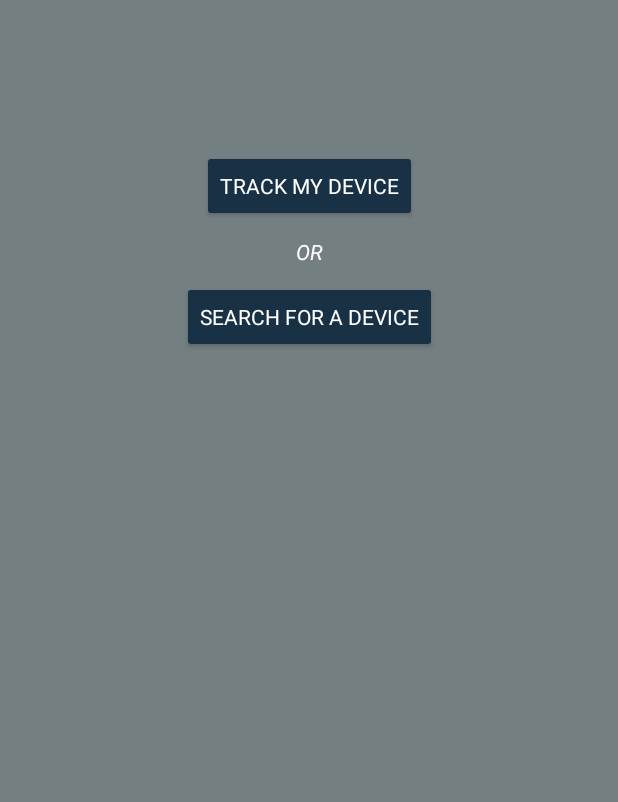
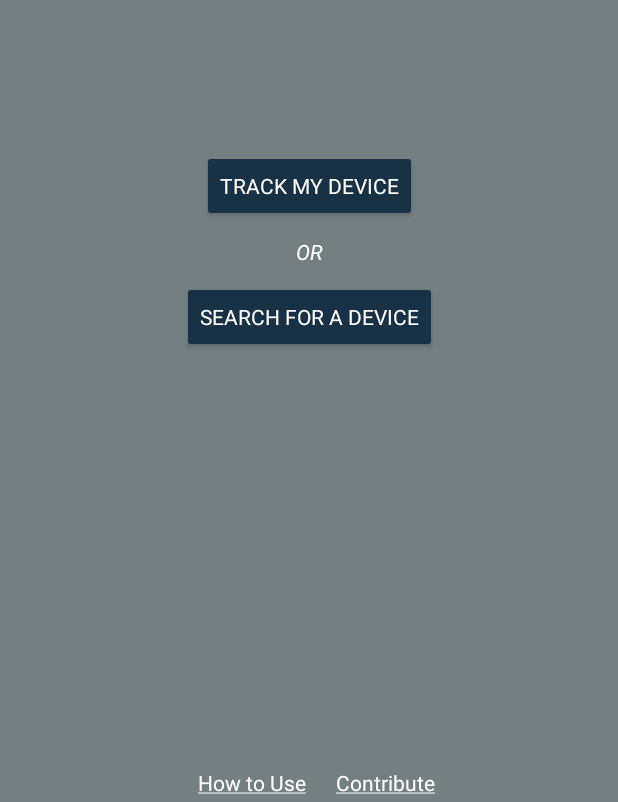
Before and after one commit to nu113d/AnonGPS, an Android app: the screen it shows after launch (MainActivity), on a phone screen of 412 x 824 dp, the part 434-1236 px from its top. Run offline under Robolectric (Android 15) with nearby library versions, the phone set to English and light mode, and no system bars.

Commit message:
Added links to github

```diff
--- a/app/src/main/java/com/application/anongps/MainActivity.java
+++ b/app/src/main/java/com/application/anongps/MainActivity.java
@@ -5,9 +5,11 @@ import androidx.appcompat.app.AppCompatActivity;
 import android.app.ActivityManager;
 import android.content.Intent;
 import android.os.Bundle;
+import android.text.method.LinkMovementMethod;
 import android.util.Log;
 import android.view.View;
 import android.widget.Button;
+import android.widget.TextView;
 
 //TrackActivity: Track my device
 //SearchActivity: Search for a device
@@ -20,6 +22,12 @@ public class MainActivity extends AppCompatActivity {
 
         Button trackBtn = (Button) findViewById(R.id.buttonTrack);
         Button searchBtn = (Button) findViewById(R.id.buttonSearch);
+
+        TextView howToTxt= (TextView) findViewById(R.id.HowtoText);
+        howToTxt.setMovementMethod(LinkMovementMethod.getInstance());
+
+        TextView contributeTxt= (TextView) findViewById(R.id.ContributeText);
+        contributeTxt.setMovementMethod(LinkMovementMethod.getInstance());
 
         if (isLocationServiceRunning()){
             startTrackActivity(true);
--- a/app/src/main/res/layout/activity_main.xml
+++ b/app/src/main/res/layout/activity_main.xml
@@ -60,4 +60,32 @@
         app:layout_constraintStart_toStartOf="@+id/orText"
         app:layout_constraintTop_toBottomOf="@+id/orText" />
 
+    <TextView
+        android:id="@+id/HowtoText"
+        android:layout_width="wrap_content"
+        android:layout_height="wrap_content"
+        android:layout_marginStart="122dp"
+        android:layout_marginEnd="10dp"
+        android:layout_marginBottom="3dp"
+        android:clickable="true"
+        android:text="@string/How_to"
+        android:textColor="@color/white"
+        android:textColorLink="@color/white"
+        app:layout_constraintBottom_toBottomOf="parent"
+        app:layout_constraintEnd_toStartOf="@+id/ContributeText"
+        app:layout_constraintStart_toStartOf="parent" />
+
+    <TextView
+        android:id="@+id/ContributeText"
+        android:layout_width="wrap_content"
+        android:layout_height="wrap_content"
+        android:layout_marginEnd="122dp"
+        android:layout_marginBottom="3dp"
+        android:clickable="true"
+        android:text="@string/Contribute"
+        android:textColor="@color/white"
+        android:textColorLink="@color/white"
+        app:layout_constraintBottom_toBottomOf="parent"
+        app:layout_constraintEnd_toEndOf="parent" />
+
 </androidx.constraintlayout.widget.ConstraintLayout>
--- a/app/src/main/res/values/strings.xml
+++ b/app/src/main/res/values/strings.xml
@@ -5,4 +5,6 @@
     <string name="Lon">Lon:\n%1$s</string>
     <string name="Alt">Altitude:\n%1$s m</string>
     <string name="Speed">Speed:\n%1$s km/h</string>
+    <string name ="How_to"><a href="https://github.com/nu113d/AnonGPS?tab=readme-ov-file#how-to-use">How to Use</a></string>
+    <string name ="Contribute"><a href="https://github.com/nu113d/AnonGPS?tab=readme-ov-file#contributions">Contribute</a></string>
 </resources>
```
